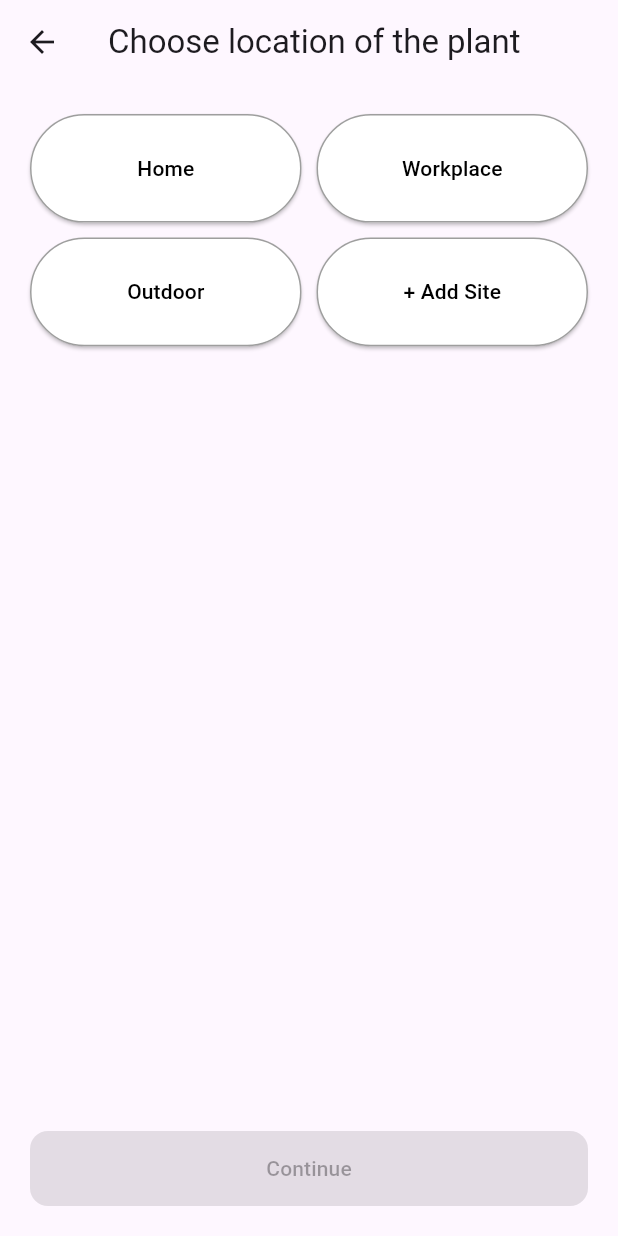
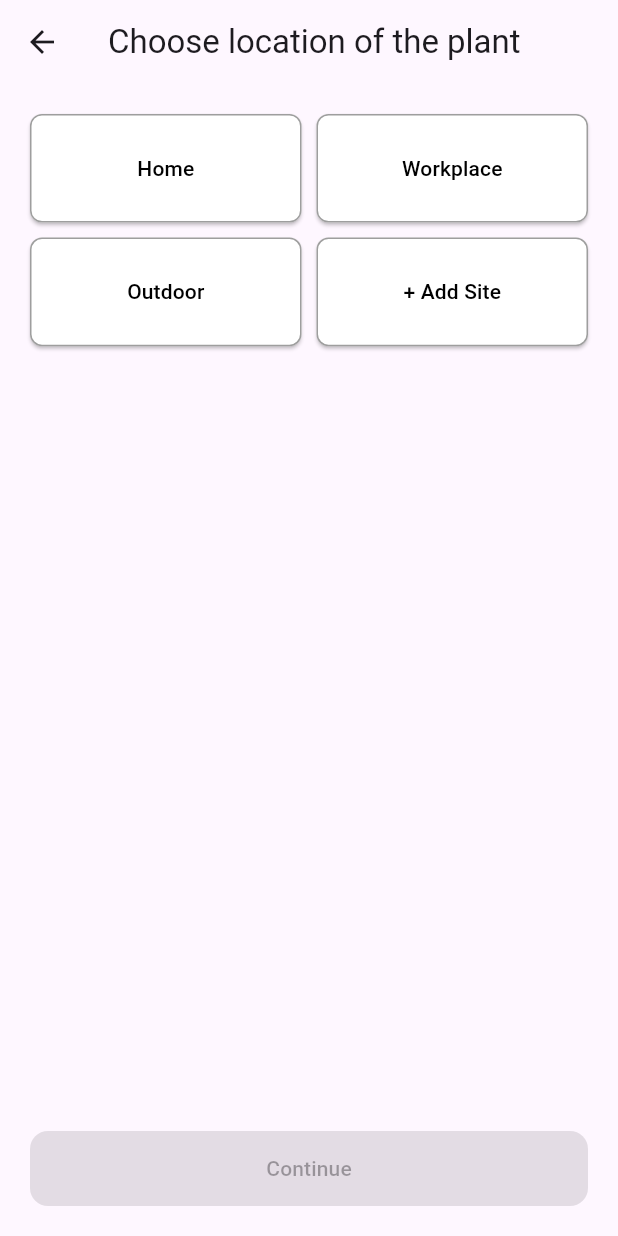
Before and after one commit to PBLTeamB/PBLteamB, a Flutter app: the SiteSelectionScreen screen opened directly, on a phone screen of 412 x 824 dp. Run offline on Flutter 3.47's test engine with Material 3 defaults, Android fonts, the phone set to English and light mode, and no system bars; our stand-ins replace flutter_svg.

Commit message:
initial commit

```diff
--- a/lib/screens/room_selection_screen.dart
+++ b/lib/screens/room_selection_screen.dart
@@ -89,6 +89,9 @@ class _RoomSelectionScreenState extends State<RoomSelectionScreen> {
                       backgroundColor: Colors.white,
                       foregroundColor: Colors.black,
                       side: BorderSide(color: Colors.grey),
+                      shape: RoundedRectangleBorder(
+                        borderRadius: BorderRadius.circular(8),
+                      ),
                     ),
                     child: const Text('+ Add Room'),
                   );
@@ -102,6 +105,9 @@ class _RoomSelectionScreenState extends State<RoomSelectionScreen> {
                     foregroundColor: Colors.black,
                     side: BorderSide(
                       color: selectedIndex == index ? Colors.black : Colors.grey,
+                      ),
+                    shape: RoundedRectangleBorder(
+                      borderRadius: BorderRadius.circular(8),
                     ),
                   ),
                   child: Text(room),
--- a/lib/screens/site_selection_screen.dart
+++ b/lib/screens/site_selection_screen.dart
@@ -86,6 +86,9 @@ class _SiteSelectionScreenState extends State<SiteSelectionScreen> {
                       backgroundColor: Colors.white,
                       foregroundColor: Colors.black,
                       side: BorderSide(color: Colors.grey),
+                      shape: RoundedRectangleBorder(
+                        borderRadius: BorderRadius.circular(8), // 테두리 반경 조정
+                      ),
                     ),
                     child: const Text('+ Add Site'),
                   );
@@ -99,6 +102,9 @@ class _SiteSelectionScreenState extends State<SiteSelectionScreen> {
                     foregroundColor: Colors.black,
                     side: BorderSide(
                       color: selectedIndex == index ? Colors.black : Colors.grey,
+                    ),
+                    shape: RoundedRectangleBorder(
+                      borderRadius: BorderRadius.circular(8),
                     ),
                   ),
                   child: Text(site),
```
